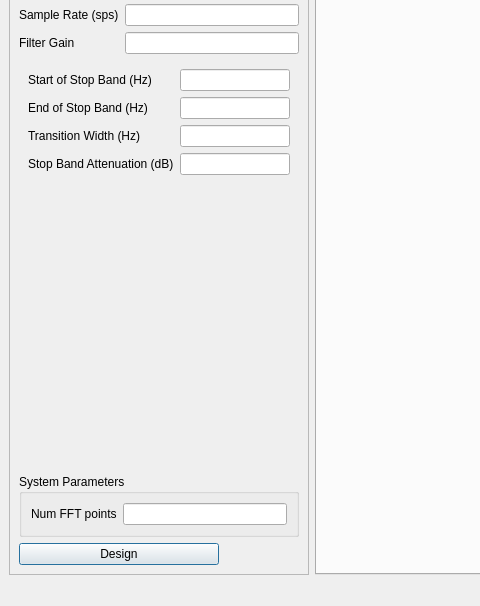
Before: the Qt Designer form gr-utils/src/python/pyqt_filter.ui in ZakyHermawan/gnuradio, drawn with Qt 5; both pictures show x 0 to 480 and y 90 to 696 of the 1124 by 696 pixel window.
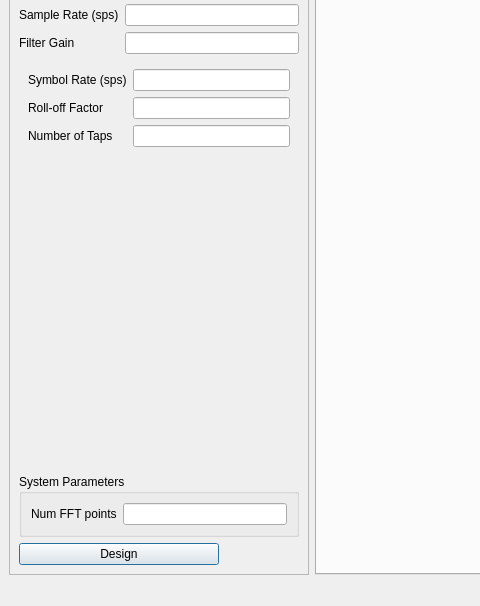
After: the same form once the commit is applied. Custom widgets are drawn as their Qt base class.

Commit message: Added design for RRC filters.

```diff
--- a/gr-utils/src/python/pyqt_filter.ui
+++ b/gr-utils/src/python/pyqt_filter.ui
@@ -157,7 +157,7 @@
        <item>
         <widget class="QStackedWidget" name="filterTypeWidget">
          <property name="currentIndex">
-          <number>2</number>
+          <number>4</number>
          </property>
          <widget class="QWidget" name="firlpfPage">
           <layout class="QFormLayout" name="formLayout">
@@ -348,6 +348,40 @@
            </item>
           </layout>
          </widget>
+         <widget class="QWidget" name="rrcPage">
+          <layout class="QFormLayout" name="formLayout_6">
+           <item row="0" column="0">
+            <widget class="QLabel" name="rrcSymbolRateLabel">
+             <property name="text">
+              <string>Symbol Rate (sps)</string>
+             </property>
+            </widget>
+           </item>
+           <item row="1" column="0">
+            <widget class="QLabel" name="rrcAlphaLabel">
+             <property name="text">
+              <string>Roll-off Factor</string>
+             </property>
+            </widget>
+           </item>
+           <item row="2" column="0">
+            <widget class="QLabel" name="rrcNumTapsLabel">
+             <property name="text">
+              <string>Number of Taps</string>
+             </property>
+            </widget>
+           </item>
+           <item row="0" column="1">
+            <widget class="QLineEdit" name="rrcSymbolRateEdit"/>
+           </item>
+           <item row="1" column="1">
+            <widget class="QLineEdit" name="rrcAlphaEdit"/>
+           </item>
+           <item row="2" column="1">
+            <widget class="QLineEdit" name="rrcNumTapsEdit"/>
+           </item>
+          </layout>
+         </widget>
         </widget>
        </item>
        <item>
```
The commit also changes 2 other files.
